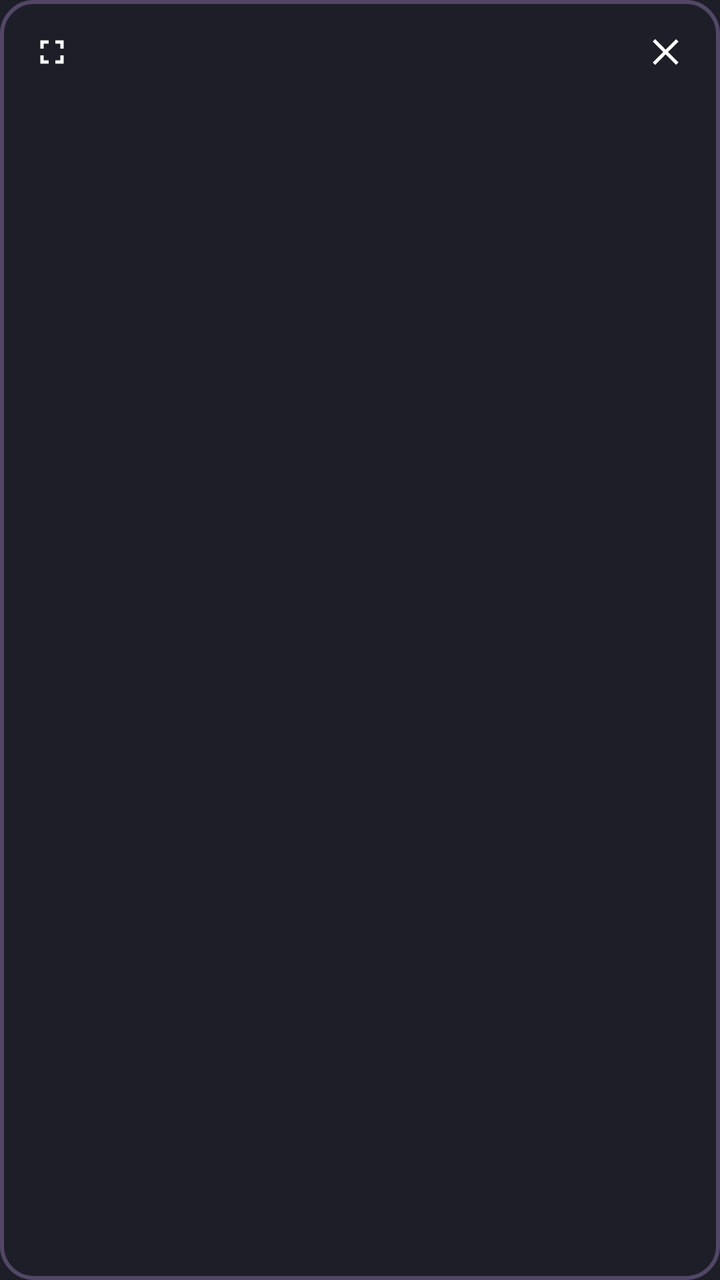
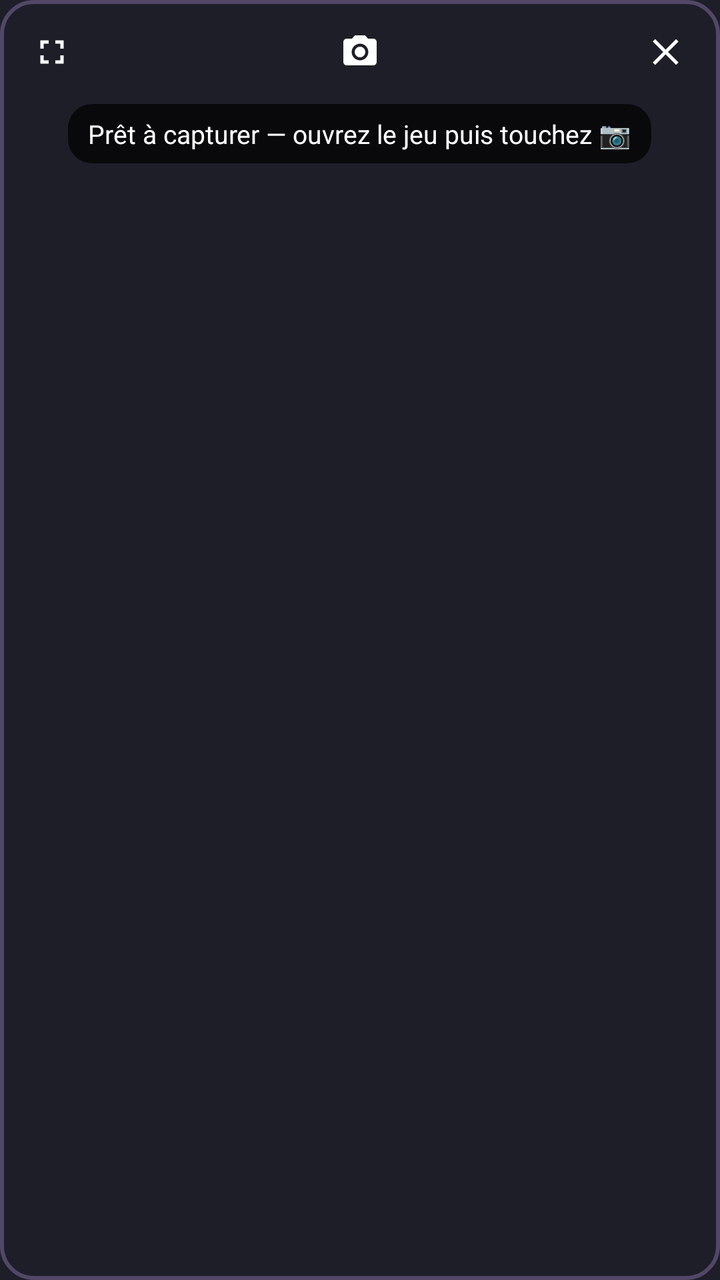

Compare the two renders of this Android layout. The source of the first and the diff that turns it into the second are given below.
<!-- AndroidManifest.xml: application theme Theme.MeowdokuSolver -->
<!-- res/layout/overlay_view.xml -->
<?xml version="1.0" encoding="utf-8"?>
<LinearLayout xmlns:android="http://schemas.android.com/apk/res/android"
    android:id="@+id/overlayRoot"
    android:layout_width="wrap_content"
    android:layout_height="wrap_content"
    android:orientation="vertical"
    android:background="@drawable/overlay_bg"
    android:padding="8dp">

    <FrameLayout
        android:layout_width="match_parent"
        android:layout_height="wrap_content"
        android:minHeight="44dp">

        <ImageView
            android:id="@+id/overlayFullscreen"
            android:layout_width="36dp"
            android:layout_height="36dp"
            android:layout_gravity="top|start"
            android:padding="8dp"
            android:src="@drawable/ic_fullscreen"
            android:contentDescription="@string/overlay_fullscreen" />

        <ImageView
            android:id="@+id/overlayClose"
            android:layout_width="36dp"
            android:layout_height="36dp"
            android:layout_gravity="top|end"
            android:padding="8dp"
            android:src="@drawable/ic_close"
            android:contentDescription="@string/overlay_close" />
    </FrameLayout>

    <ImageView
        android:id="@+id/overlayImage"
        android:layout_width="match_parent"
        android:layout_height="wrap_content"
        android:adjustViewBounds="true"
        android:scaleType="fitCenter"
        android:contentDescription="@string/solution_desc" />
</LinearLayout>
<!-- resources referenced by this layout -->
<resources>
  <!-- drawable ic_close (drawable) -->
  <?xml version="1.0" encoding="utf-8"?>
  <vector xmlns:android="http://schemas.android.com/apk/res/android"
      android:width="24dp"
      android:height="24dp"
      android:viewportWidth="24"
      android:viewportHeight="24"
      android:tint="#FFFFFFFF">
      <path
          android:fillColor="#FFFFFFFF"
          android:pathData="M18.3,5.71L12,12l6.3,6.29L16.88,19.71 10.59,13.41l-6.29,6.3L2.88,18.29 9.17,12 2.88,5.71l1.42,-1.42 6.29,6.3 6.29,-6.3z" />
  </vector>
  <!-- drawable ic_fullscreen (drawable) -->
  <?xml version="1.0" encoding="utf-8"?>
  <vector xmlns:android="http://schemas.android.com/apk/res/android"
      android:width="24dp"
      android:height="24dp"
      android:viewportWidth="24"
      android:viewportHeight="24"
      android:tint="#FFFFFFFF">
      <path
          android:fillColor="#FFFFFFFF"
          android:pathData="M7,14L5,14v5h5v-2H7v-3zM5,10h2V7h3V5H5v5zM17,17h-3v2h5v-5h-2v3zM14,5v2h3v3h2V5h-5z" />
  </vector>
  <!-- drawable overlay_bg (drawable) -->
  <?xml version="1.0" encoding="utf-8"?>
  <shape xmlns:android="http://schemas.android.com/apk/res/android"
      android:shape="rectangle">
      <corners android:radius="16dp" />
      <solid android:color="#E01E1E28" />
      <stroke
          android:width="2dp"
          android:color="#4DCBA6F7" />
  </shape>
  <string name="overlay_close">Fermer la superposition</string>
  <string name="overlay_fullscreen">Afficher en plein écran</string>
  <string name="solution_desc">Grille Meowdoku résolue</string>
  <style name="Theme.MeowdokuSolver" parent="Theme.Material3.Dark.NoActionBar">
          <item name="colorPrimary">@color/primary</item>
          <item name="colorOnPrimary">@color/on_primary</item>
          <item name="colorSurface">@color/surface</item>
          <item name="android:colorBackground">@color/backdrop</item>
          <item name="android:statusBarColor">@color/backdrop</item>
      </style>
  <color name="primary">#CBA6F7</color>
  <color name="on_primary">#11111B</color>
  <color name="surface">#2E2E3E</color>
  <color name="backdrop">#1E1E28</color>
</resources>

<!-- the commit's change to res/layout/overlay_view.xml (unified diff, before → after) -->
@@ -22,6 +22,15 @@
             android:contentDescription="@string/overlay_fullscreen" />
 
         <ImageView
+            android:id="@+id/overlayCapture"
+            android:layout_width="36dp"
+            android:layout_height="36dp"
+            android:layout_gravity="top|center_horizontal"
+            android:padding="8dp"
+            android:src="@drawable/ic_capture"
+            android:contentDescription="@string/overlay_capture" />
+
+        <ImageView
             android:id="@+id/overlayClose"
             android:layout_width="36dp"
             android:layout_height="36dp"
@@ -31,11 +40,28 @@
             android:contentDescription="@string/overlay_close" />
     </FrameLayout>
 
-    <ImageView
-        android:id="@+id/overlayImage"
+    <FrameLayout
         android:layout_width="match_parent"
-        android:layout_height="wrap_content"
-        android:adjustViewBounds="true"
-        android:scaleType="fitCenter"
-        android:contentDescription="@string/solution_desc" />
+        android:layout_height="wrap_content">
+
+        <ImageView
+            android:id="@+id/overlayImage"
+            android:layout_width="match_parent"
+            android:layout_height="wrap_content"
+            android:adjustViewBounds="true"
+            android:scaleType="fitCenter"
+            android:contentDescription="@string/solution_desc"
+            android:visibility="gone" />
+
+        <TextView
+            android:id="@+id/overlayPlaceholder"
+            android:layout_width="wrap_content"
+            android:layout_height="wrap_content"
+            android:layout_gravity="center"
+            android:background="@drawable/overlay_text_bg"
+            android:gravity="center"
+            android:text="@string/overlay_placeholder"
+            android:textColor="#FFFFFFFF"
+            android:textSize="13sp" />
+    </FrameLayout>
 </LinearLayout>
<!-- resource entries referenced after the edit -->
@@ -1,5 +1,20 @@
 <!-- resources referenced by this layout -->
 <resources>
+  <!-- drawable ic_capture (drawable) -->
+  <?xml version="1.0" encoding="utf-8"?>
+  <vector xmlns:android="http://schemas.android.com/apk/res/android"
+      android:width="24dp"
+      android:height="24dp"
+      android:viewportWidth="24"
+      android:viewportHeight="24"
+      android:tint="#FFFFFFFF">
+      <path
+          android:fillColor="#FFFFFFFF"
+          android:pathData="M12,12m-3.2,0a3.2,3.2 0,1 1,6.4 0a3.2,3.2 0,1 1,-6.4 0" />
+      <path
+          android:fillColor="#FFFFFFFF"
+          android:pathData="M9,2L7.17,4L4,4c-1.1,0 -2,0.9 -2,2v12c0,1.1 0.9,2 2,2h16c1.1,0 2,-0.9 2,-2L22,6c0,-1.1 -0.9,-2 -2,-2h-3.17L15,2L9,2zM12,17c-2.76,0 -5,-2.24 -5,-5s2.24,-5 5,-5 5,2.24 5,5 -2.24,5 -5,5z" />
+  </vector>
   <!-- drawable ic_close (drawable) -->
   <?xml version="1.0" encoding="utf-8"?>
   <vector xmlns:android="http://schemas.android.com/apk/res/android"
@@ -34,8 +49,22 @@
           android:width="2dp"
           android:color="#4DCBA6F7" />
   </shape>
+  <!-- drawable overlay_text_bg (drawable) -->
+  <?xml version="1.0" encoding="utf-8"?>
+  <shape xmlns:android="http://schemas.android.com/apk/res/android"
+      android:shape="rectangle">
+      <solid android:color="#B3000000" />
+      <corners android:radius="12dp" />
+      <padding
+          android:left="10dp"
+          android:top="6dp"
+          android:right="10dp"
+          android:bottom="6dp" />
+  </shape>
+  <string name="overlay_capture">Capturer l\'écran et résoudre</string>
   <string name="overlay_close">Fermer la superposition</string>
   <string name="overlay_fullscreen">Afficher en plein écran</string>
+  <string name="overlay_placeholder">Prêt à capturer — ouvrez le jeu puis touchez 📷</string>
   <string name="solution_desc">Grille Meowdoku résolue</string>
   <style name="Theme.MeowdokuSolver" parent="Theme.Material3.Dark.NoActionBar">
           <item name="colorPrimary">@color/primary</item>
